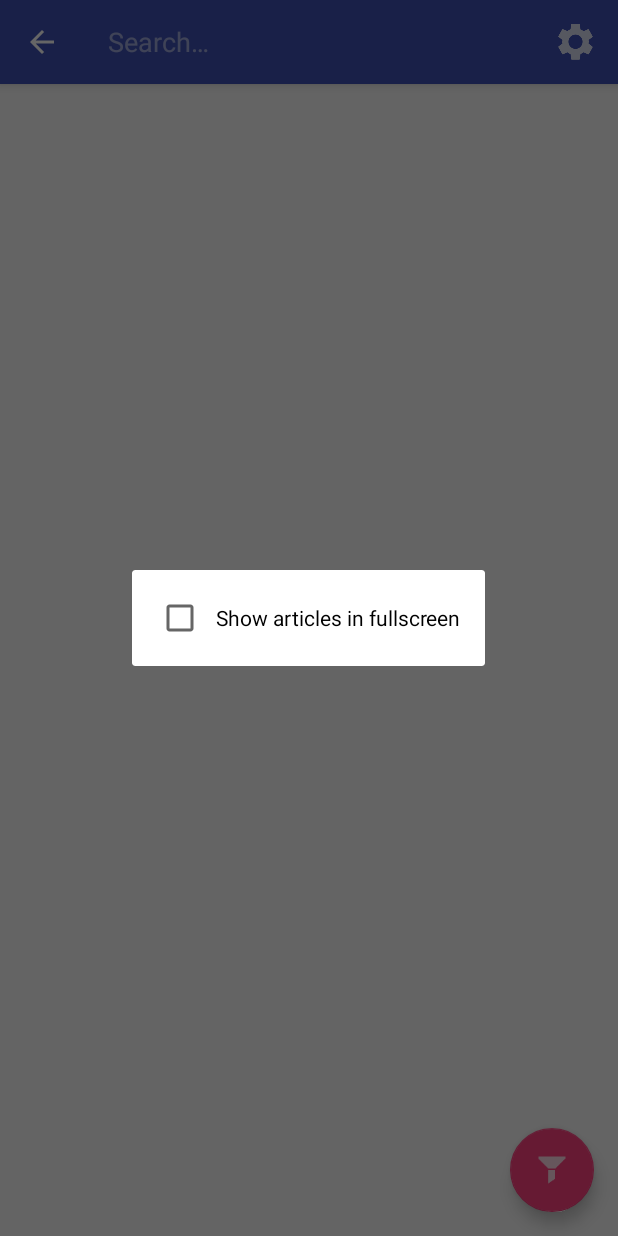
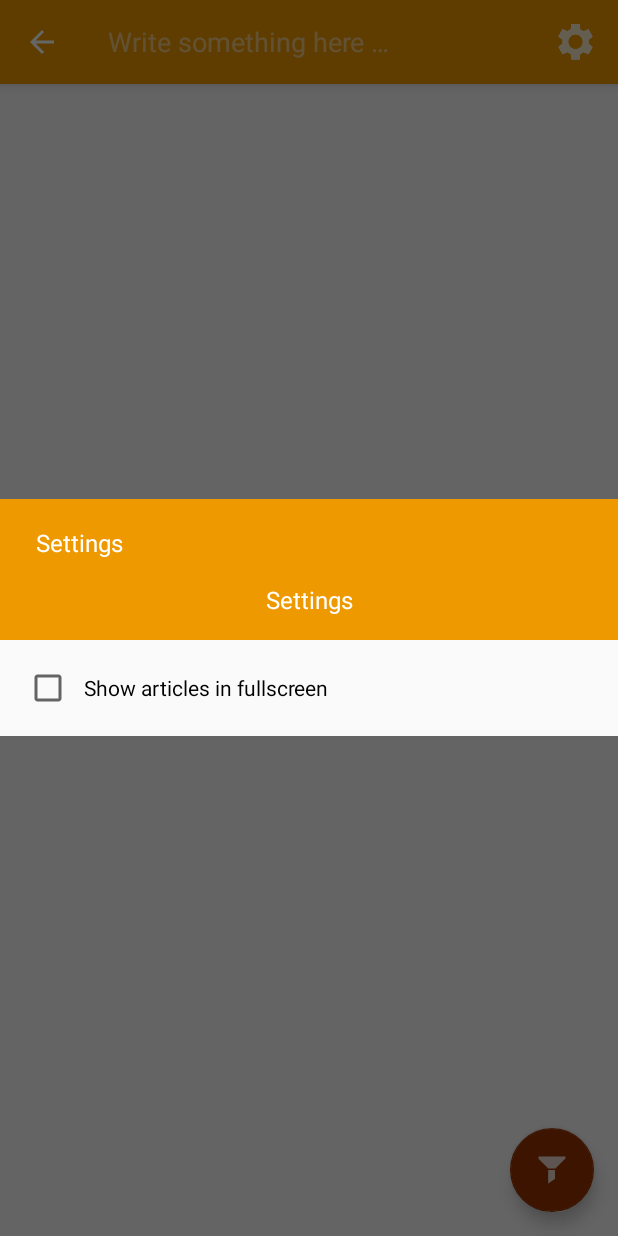
Before and after one commit to allo86/NYTimes-Search, an Android app: the screen it shows after launch (SearchActivity), after a tap on "Settings", on a phone screen of 412 x 824 dp. Run offline under Robolectric (Android 15) with nearby library versions, the phone set to English and light mode, and no system bars; our stand-ins replace ButterKnife; libraries missing offline, so code that uses them is left out: jp.wasabeef.recyclerview, org.parceler; pictures from the network do not load; 3 statements that could not run were skipped; 1 other tap on this screen came first.

Commit message:
Style settings dialog

```diff
--- a/app/src/main/java/com/allo/nyt/ui/article/ArticleActivity.java
+++ b/app/src/main/java/com/allo/nyt/ui/article/ArticleActivity.java
@@ -135,7 +135,7 @@ public class ArticleActivity extends BaseActivity {
                 mProgressBar.setVisibility(ProgressBar.VISIBLE);
             }
 
-            mProgressBar.setProgress(progress);
+            mProgressBar.setProgress(progress < 5 ? 5 : progress);
             if (progress == 100) {
                 mProgressBar.setVisibility(ProgressBar.GONE);
             }
--- a/app/src/main/java/com/allo/nyt/ui/search/SearchActivity.java
+++ b/app/src/main/java/com/allo/nyt/ui/search/SearchActivity.java
@@ -60,6 +60,7 @@ public class SearchActivity extends BaseActivity implements SearchAdapter.OnArti
 
         final MenuItem searchItem = menu.findItem(R.id.search);
         searchView = (SearchView) MenuItemCompat.getActionView(searchItem);
+        searchView.setQueryHint(getString(R.string.hint_search));
         searchView.setOnQueryTextListener(new SearchView.OnQueryTextListener() {
             @Override
             public boolean onQueryTextSubmit(String query) {
@@ -68,6 +69,8 @@ public class SearchActivity extends BaseActivity implements SearchAdapter.OnArti
                 mArticles = new ArrayList<>();
                 loadMoreArticles(0);
                 searchView.clearFocus();
+                searchItem.collapseActionView();
+                setTitle(query);
                 return false;
             }
 
--- a/app/src/main/java/com/allo/nyt/ui/settings/SettingsFragment.java
+++ b/app/src/main/java/com/allo/nyt/ui/settings/SettingsFragment.java
@@ -7,6 +7,7 @@ import android.support.v4.app.Fragment;
 import android.view.LayoutInflater;
 import android.view.View;
 import android.view.ViewGroup;
+import android.view.Window;
 import android.widget.CheckBox;
 import android.widget.CompoundButton;
 
@@ -54,7 +55,8 @@ public class SettingsFragment extends DialogFragment {
 
         getDialog().setTitle(R.string.action_settings);
 
-        //getDialog().getWindow().setSoftInputMode(WindowManager.LayoutParams.SOFT_INPUT_STATE_VISIBLE);
+        // Hide title bar
+        getDialog().getWindow().requestFeature(Window.FEATURE_NO_TITLE);
     }
 
     @Override
--- a/app/src/main/res/layout/activity_search.xml
+++ b/app/src/main/res/layout/activity_search.xml
@@ -23,18 +23,11 @@
 
     </android.support.design.widget.AppBarLayout>
 
-    <!--<RelativeLayout
-        android:layout_width="match_parent"
-        android:layout_height="match_parent"
-        app:layout_behavior="@string/appbar_scrolling_view_behavior">-->
-
     <android.support.v7.widget.RecyclerView
         android:id="@+id/rv_articles"
         android:layout_width="match_parent"
         android:layout_height="match_parent"
         app:layout_behavior="@string/appbar_scrolling_view_behavior" />
-
-    <!--</RelativeLayout>-->
 
     <android.support.design.widget.FloatingActionButton
         android:id="@+id/fab_filter"
--- a/app/src/main/res/layout/fragment_settings.xml
+++ b/app/src/main/res/layout/fragment_settings.xml
@@ -2,16 +2,26 @@
     xmlns:tools="http://schemas.android.com/tools"
     android:layout_width="match_parent"
     android:layout_height="wrap_content"
-    android:paddingBottom="@dimen/activity_vertical_margin"
-    android:paddingLeft="@dimen/activity_horizontal_margin"
-    android:paddingRight="@dimen/activity_horizontal_margin"
-    android:paddingTop="@dimen/activity_vertical_margin"
     tools:context="com.allo.nyt.ui.settings.SettingsFragment">
+
+    <TextView
+        android:id="@+id/tv_title"
+        style="@style/DialogWindowTitleText"
+        android:layout_width="match_parent"
+        android:layout_height="wrap_content"
+        android:gravity="center"
+        android:padding="@dimen/activity_horizontal_margin"
+        android:text="@string/action_settings" />
 
     <CheckBox
         android:id="@+id/cb_fullscreen_detail"
         android:layout_width="wrap_content"
         android:layout_height="wrap_content"
+        android:layout_below="@+id/tv_title"
+        android:layout_marginBottom="@dimen/activity_vertical_margin"
+        android:layout_marginLeft="@dimen/activity_horizontal_margin"
+        android:layout_marginRight="@dimen/activity_horizontal_margin"
+        android:layout_marginTop="@dimen/activity_vertical_margin"
         android:paddingLeft="@dimen/activity_horizontal_margin_half"
         android:text="@string/instructions_article_fullscreen" />
 
--- a/app/src/main/res/menu/menu_article.xml
+++ b/app/src/main/res/menu/menu_article.xml
@@ -5,7 +5,7 @@
     <item
         android:id="@+id/share"
         android:icon="@android:drawable/ic_menu_share"
-        android:title="@string/hint_share"
+        android:title="@string/share"
         app:actionProviderClass="android.support.v7.widget.ShareActionProvider"
         app:showAsAction="always" />
 
--- a/app/src/main/res/menu/menu_search.xml
+++ b/app/src/main/res/menu/menu_search.xml
@@ -6,7 +6,7 @@
     <item
         android:id="@+id/search"
         android:icon="@android:drawable/ic_menu_search"
-        android:title="@string/hint_search"
+        android:title="@string/search"
         app:actionViewClass="android.support.v7.widget.SearchView"
         app:showAsAction="collapseActionView|ifRoom" />
 
--- a/app/src/main/res/values/colors.xml
+++ b/app/src/main/res/values/colors.xml
@@ -1,10 +1,12 @@
 <?xml version="1.0" encoding="utf-8"?>
 <resources>
-    <color name="colorPrimary">#3F51B5</color>
-    <color name="colorPrimaryDark">#303F9F</color>
-    <color name="colorAccent">#FF4081</color>
+
+    <color name="colorPrimary">#ee9900</color>
+    <color name="colorPrimaryDark">#e68a00</color>
+    <color name="colorAccent">#993300</color>
 
     <color name="black">#000000</color>
     <color name="white">#FFFFFF</color>
     <color name="clear">#00000000</color>
+
 </resources>
--- a/app/src/main/res/values/strings.xml
+++ b/app/src/main/res/values/strings.xml
@@ -1,15 +1,16 @@
 <resources>
 
-    <string name="app_name">NYTimesSearch</string>
+    <string name="app_name">NYTimes Search</string>
 
-    <string name="hint_search">Write something here</string>
+    <string name="search">Search</string>
+    <string name="hint_search">Write something here &#8230;</string>
 
     <string name="error_load_results">There was an error loading the articles.</string>
     <string name="error_max_results">You have reached the max number of results.</string>
 
     <string name="no_available_connection">No Internet connection found.</string>
 
-    <string name="hint_share">Share</string>
+    <string name="share">Share</string>
     <string name="share_title">Share link using</string>
 
     <string name="author_with_date">&#160;-&#160;%1$s</string>
--- a/app/src/main/res/values/styles.xml
+++ b/app/src/main/res/values/styles.xml
@@ -6,6 +6,8 @@
         <item name="colorPrimary">@color/colorPrimary</item>
         <item name="colorPrimaryDark">@color/colorPrimaryDark</item>
         <item name="colorAccent">@color/colorAccent</item>
+        <!-- Apply default style for dialogs -->
+        <item name="android:dialogTheme">@style/AppDialogTheme</item>
     </style>
 
     <style name="AppTheme.NoActionBar" parent="AppTheme">
@@ -21,6 +23,28 @@
     <style name="AppTheme.AppBarOverlay" parent="ThemeOverlay.AppCompat.Dark.ActionBar" />
 
     <style name="AppTheme.PopupOverlay" parent="ThemeOverlay.AppCompat.Light" />
+
+    <!-- Define your custom dialog theme here extending from base -->
+    <style name="AppDialogTheme" parent="Theme.AppCompat.Light.DarkActionBar">
+        <!-- Define window properties as desired -->
+        <item name="android:windowNoTitle">false</item>
+        <item name="android:windowFullscreen">false</item>
+        <item name="android:windowIsFloating">true</item>
+        <item name="android:windowCloseOnTouchOutside">true</item>
+        <item name="android:windowTitleStyle">@style/DialogWindowTitle</item>
+    </style>
+
+    <style name="DialogWindowTitle" parent="Base.DialogWindowTitle.AppCompat">
+        <item name="android:background">@color/colorPrimary</item>
+        <item name="android:gravity">center</item>
+        <item name="android:textAppearance">@style/DialogWindowTitleText</item>
+    </style>
+
+    <style name="DialogWindowTitleText" parent="@android:style/TextAppearance.DialogWindowTitle">
+        <item name="android:textSize">16sp</item>
+        <item name="android:textColor">@color/white</item>
+        <item name="android:background">@color/colorPrimary</item>
+    </style>
 
     <style name="articles_list_headline">
         <item name="android:textSize">@dimen/article_list_headline</item>
```
